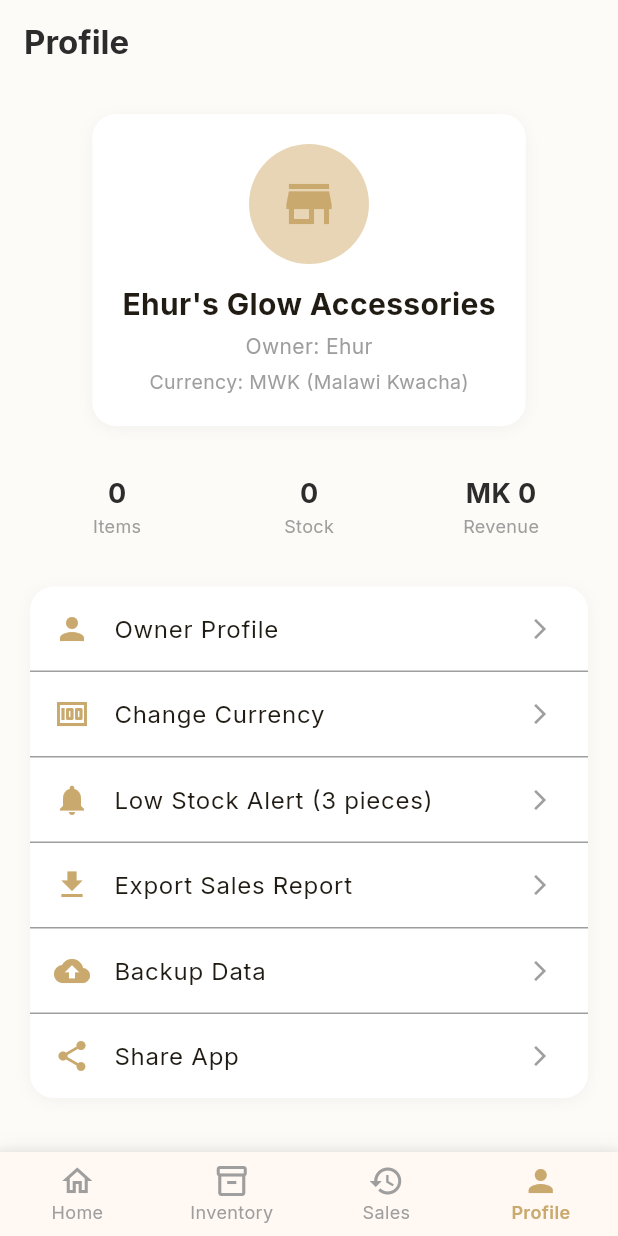
After one commit to MELISSAHZULU/Elnur-s-Glow, a Flutter app: the screen it shows after launch, item 4 of the bottom bar chosen, on a phone screen of 412 x 824 dp. The commit adds this screen. Run offline on Flutter 3.47's test engine with Material 3 defaults, Android fonts, the phone set to English and light mode, and no system bars; our stand-ins replace cloud_firestore, firebase_core, firebase_storage, google_fonts, image_picker; accounts and stored records are empty.

Commit message:
Initial commit: Ehur's Glow Accessories
Complete jewellery inventory and sales management app:
- 🔥 Firebase Firestore integration
- 💰 All prices in Malawi Kwacha (MWK)
- 📸 Add items with photos
- 👥 Customer name tracking
- 📊 Real-time revenue and profit dashboard
- 📅 Sales history with filters
- ⚡ Quick sell functionality

```diff
--- a/ehrus_glow/lib/main.dart
+++ b/ehrus_glow/lib/main.dart
@@ -1,122 +1,72 @@
 import 'package:flutter/material.dart';
+import 'package:firebase_core/firebase_core.dart';
+import 'package:google_fonts/google_fonts.dart';
+import 'screens/home_screen.dart';
+import 'screens/inventory_screen.dart';
+import 'screens/add_item_screen.dart';
+import 'screens/item_detail_screen.dart';
+import 'screens/sales_history_screen.dart';
+import 'screens/profile_screen.dart';
+import 'utils/constants.dart';
 
-void main() {
-  runApp(const MyApp());
+void main() async {
+  WidgetsFlutterBinding.ensureInitialized();
+
+  // Initialize Firebase with your Web configuration
+  await Firebase.initializeApp(
+    options: const FirebaseOptions(
+      apiKey: 'AIzaSyBpCZa9o3wgYyzVkOnjjlQNtAW7i482haI',
+      authDomain: 'elnur-s-glow.firebaseapp.com',
+      projectId: 'elnur-s-glow',
+      storageBucket: 'elnur-s-glow.firebasestorage.app',
+      messagingSenderId: '943860119463',
+      appId: '1:943860119463:web:6690063ca6d480abc7e882',
+      measurementId: 'G-T5NMJPZ8RW',
+    ),
+  );
+
+  runApp(const EhrusGlowApp());
 }
 
-class MyApp extends StatelessWidget {
-  const MyApp({super.key});
+class EhrusGlowApp extends StatelessWidget {
+  const EhrusGlowApp({super.key});
 
-  // This widget is the root of your application.
   @override
   Widget build(BuildContext context) {
     return MaterialApp(
-      title: 'Flutter Demo',
+      title: "Ehur's Glow Accessories",
+      debugShowCheckedModeBanner: false,
       theme: ThemeData(
-        // This is the theme of your application.
-        //
-        // TRY THIS: Try running your application with "flutter run". You'll see
-        // the application has a purple toolbar. Then, without quitting the app,
-        // try changing the seedColor in the colorScheme below to Colors.green
-        // and then invoke "hot reload" (save your changes or press the "hot
-        // reload" button in a Flutter-supported IDE, or press "r" if you used
-        // the command line to start the app).
-        //
-        // Notice that the counter didn't reset back to zero; the application
-        // state is not lost during the reload. To reset the state, use hot
-        // restart instead.
-        //
-        // This works for code too, not just values: Most code changes can be
-        // tested with just a hot reload.
-        colorScheme: .fromSeed(seedColor: Colors.deepPurple),
+        colorScheme: ColorScheme.fromSeed(
+          seedColor: AppColors.gold,
+          primary: AppColors.gold,
+          secondary: AppColors.charcoal,
+        ),
+        scaffoldBackgroundColor: AppColors.cream,
+        fontFamily: GoogleFonts.inter().fontFamily,
+        useMaterial3: true,
       ),
-      home: const MyHomePage(title: 'Flutter Demo Home Page'),
+      initialRoute: '/home',
+      routes: {
+        '/home': (context) => const HomeScreen(),
+        '/inventory': (context) => const InventoryScreen(),
+        '/sales': (context) => const SalesHistoryScreen(),
+        '/profile': (context) => const ProfileScreen(),
+      },
+      onGenerateRoute: (settings) {
+        if (settings.name == '/item_detail') {
+          final itemId = settings.arguments as String;
+          return MaterialPageRoute(
+            builder: (context) => ItemDetailScreen(itemId: itemId),
+          );
+        }
+        if (settings.name == '/add_item') {
+          return MaterialPageRoute(
+            builder: (context) => const AddItemScreen(),
+          );
+        }
+        return null;
+      },
     );
   }
 }
-
-class MyHomePage extends StatefulWidget {
-  const MyHomePage({super.key, required this.title});
-
-  // This widget is the home page of your application. It is stateful, meaning
-  // that it has a State object (defined below) that contains fields that affect
-  // how it looks.
-
-  // This class is the configuration for the state. It holds the values (in this
-  // case the title) provided by the parent (in this case the App widget) and
-  // used by the build method of the State. Fields in a Widget subclass are
-  // always marked "final".
-
-  final String title;
-
-  @override
-  State<MyHomePage> createState() => _MyHomePageState();
-}
-
-class _MyHomePageState extends State<MyHomePage> {
-  int _counter = 0;
-
-  void _incrementCounter() {
-    setState(() {
-      // This call to setState tells the Flutter framework that something has
-      // changed in this State, which causes it to rerun the build method below
-      // so that the display can reflect the updated values. If we changed
-      // _counter without calling setState(), then the build method would not be
-      // called again, and so nothing would appear to happen.
-      _counter++;
-    });
-  }
-
-  @override
-  Widget build(BuildContext context) {
-    // This method is rerun every time setState is called, for instance as done
-    // by the _incrementCounter method above.
-    //
-    // The Flutter framework has been optimized to make rerunning build methods
-    // fast, so that you can just rebuild anything that needs updating rather
-    // than having to individually change instances of widgets.
-    return Scaffold(
-      appBar: AppBar(
-        // TRY THIS: Try changing the color here to a specific color (to
-        // Colors.amber, perhaps?) and trigger a hot reload to see the AppBar
-        // change color while the other colors stay the same.
-        backgroundColor: Theme.of(context).colorScheme.inversePrimary,
-        // Here we take the value from the MyHomePage object that was created by
-        // the App.build method, and use it to set our appbar title.
-        title: Text(widget.title),
-      ),
-      body: Center(
-        // Center is a layout widget. It takes a single child and positions it
-        // in the middle of the parent.
-        child: Column(
-          // Column is also a layout widget. It takes a list of children and
-          // arranges them vertically. By default, it sizes itself to fit its
-          // children horizontally, and tries to be as tall as its parent.
-          //
-          // Column has various properties to control how it sizes itself and
-          // how it positions its children. Here we use mainAxisAlignment to
-          // center the children vertically; the main axis here is the vertical
-          // axis because Columns are vertical (the cross axis would be
-          // horizontal).
-          //
-          // TRY THIS: Invoke "debug painting" (choose the "Toggle Debug Paint"
-          // action in the IDE, or press "p" in the console), to see the
-          // wireframe for each widget.
-          mainAxisAlignment: .center,
-          children: [
-            const Text('You have pushed the button this many times:'),
-            Text(
-              '$_counter',
-              style: Theme.of(context).textTheme.headlineMedium,
-            ),
-          ],
-        ),
-      ),
-      floatingActionButton: FloatingActionButton(
-        onPressed: _incrementCounter,
-        tooltip: 'Increment',
-        child: const Icon(Icons.add),
-      ),
-    );
-  }
-}
--- a/ehrus_glow/lib/screens/home_screen.dart
+++ b/ehrus_glow/lib/screens/home_screen.dart
@@ -261,7 +261,7 @@ class _HomeScreenState extends State<HomeScreen> {
                   },
                 ),
               ),
-              const SizedBox(height: 16),
+              const SizedBox(height: 10),  // Reduced from 16 to 10
             ],
           ),
         ),
--- /dev/null
+++ b/ehrus_glow/lib/screens/profile_screen.dart
@@ -0,0 +1,199 @@
+import 'package:flutter/material.dart';
+import 'package:cloud_firestore/cloud_firestore.dart';
+import '../utils/constants.dart';
+import '../widgets/bottom_nav_bar.dart';
+
+class ProfileScreen extends StatefulWidget {
+  const ProfileScreen({super.key});
+
+  @override
+  State<ProfileScreen> createState() => _ProfileScreenState();
+}
+
+class _ProfileScreenState extends State<ProfileScreen> {
+  int _currentIndex = 3;
+
+  @override
+  Widget build(BuildContext context) {
+    return Scaffold(
+      backgroundColor: AppColors.cream,
+      appBar: AppBar(
+        backgroundColor: AppColors.cream,
+        elevation: 0,
+        title: const Text(
+          'Profile',
+          style: TextStyle(fontSize: 22, fontWeight: FontWeight.bold, color: AppColors.charcoal),
+        ),
+      ),
+      body: SingleChildScrollView(  // ← WRAPPED WITH SingleChildScrollView TO FIX OVERFLOW
+        padding: const EdgeInsets.all(20.0),
+        child: Column(
+          children: [
+            // Business Name Card
+            Container(
+              padding: const EdgeInsets.all(20),
+              decoration: BoxDecoration(
+                color: Colors.white,
+                borderRadius: BorderRadius.circular(16),
+                boxShadow: [
+                  BoxShadow(
+                    color: Colors.black.withOpacity(0.04),
+                    blurRadius: 8,
+                    offset: const Offset(0, 2),
+                  ),
+                ],
+              ),
+              child: Column(
+                children: [
+                  const CircleAvatar(
+                    radius: 40,
+                    backgroundColor: AppColors.goldLight,
+                    child: Icon(Icons.store, size: 40, color: AppColors.gold),
+                  ),
+                  const SizedBox(height: 12),
+                  const Text(
+                    "Ehur's Glow Accessories",
+                    style: TextStyle(fontSize: 20, fontWeight: FontWeight.bold),
+                  ),
+                  const SizedBox(height: 4),
+                  Text(
+                    'Owner: Ehur',
+                    style: TextStyle(color: AppColors.grey),
+                  ),
+                  const SizedBox(height: 4),
+                  Text(
+                    'Currency: MWK (Malawi Kwacha)',
+                    style: TextStyle(color: AppColors.grey, fontSize: 13),
+                  ),
+                ],
+              ),
+            ),
+            const SizedBox(height: 20),
+
+            // Stats Cards
+            StreamBuilder<QuerySnapshot>(
+              stream: FirebaseFirestore.instance.collection('items').snapshots(),
+              builder: (context, itemSnapshot) {
+                int totalItems = itemSnapshot.hasData ? itemSnapshot.data!.docs.length : 0;
+                int totalStock = 0;
+                if (itemSnapshot.hasData) {
+                  totalStock = itemSnapshot.data!.docs
+                      .fold(0, (sum, doc) => sum + (doc['stock_quantity'] as int? ?? 0));
+                }
+
+                return StreamBuilder<QuerySnapshot>(
+                  stream: FirebaseFirestore.instance.collection('transactions').snapshots(),
+                  builder: (context, txnSnapshot) {
+                    int totalRevenue = 0;
+                    if (txnSnapshot.hasData) {
+                      for (var doc in txnSnapshot.data!.docs) {
+                        totalRevenue += (doc['total_revenue'] as int? ?? 0);
+                      }
+                    }
+
+                    return Row(
+                      children: [
+                        _buildProfileStat('Items', totalItems.toString()),
+                        const SizedBox(width: 12),
+                        _buildProfileStat('Stock', totalStock.toString()),
+                        const SizedBox(width: 12),
+                        _buildProfileStat('Revenue', AppConstants.formatMwk(totalRevenue)),
+                      ],
+                    );
+                  },
+                );
+              },
+            ),
+            const SizedBox(height: 20),
+
+            // Settings Options - FIXED ListTile issue
+            Container(
+              decoration: BoxDecoration(
+                color: Colors.white,
+                borderRadius: BorderRadius.circular(16),
+                boxShadow: [
+                  BoxShadow(
+                    color: Colors.black.withOpacity(0.04),
+                    blurRadius: 8,
+                    offset: const Offset(0, 2),
+                  ),
+                ],
+              ),
+              child: Column(
+                children: [
+                  _buildSettingsTile(Icons.person, 'Owner Profile', () {}),
+                  const Divider(height: 1, thickness: 1, color: Colors.grey),
+                  _buildSettingsTile(Icons.money, 'Change Currency', () {}),
+                  const Divider(height: 1, thickness: 1, color: Colors.grey),
+                  _buildSettingsTile(Icons.notifications, 'Low Stock Alert (3 pieces)', () {}),
+                  const Divider(height: 1, thickness: 1, color: Colors.grey),
+                  _buildSettingsTile(Icons.file_download, 'Export Sales Report', () {
+                    ScaffoldMessenger.of(context).showSnackBar(
+                      const SnackBar(content: Text('📊 Report export feature coming soon!')),
+                    );
+                  }),
+                  const Divider(height: 1, thickness: 1, color: Colors.grey),
+                  _buildSettingsTile(Icons.backup, 'Backup Data', () {
+                    ScaffoldMessenger.of(context).showSnackBar(
+                      const SnackBar(content: Text('💾 Data backed up to Firebase automatically!')),
+                    );
+                  }),
+                  const Divider(height: 1, thickness: 1, color: Colors.grey),
+                  _buildSettingsTile(Icons.share, 'Share App', () {
+                    ScaffoldMessenger.of(context).showSnackBar(
+                      const SnackBar(content: Text('📱 Share feature coming soon!')),
+                    );
+                  }),
+                ],
+              ),
+            ),
+            const SizedBox(height: 20), // Extra bottom padding
+          ],
+        ),
+      ),
+      bottomNavigationBar: BottomNavBar(
+        currentIndex: _currentIndex,
+        onTap: (index) {
+          setState(() => _currentIndex = index);
+          switch (index) {
+            case 0: Navigator.pushReplacementNamed(context, '/home'); break;
+            case 1: Navigator.pushReplacementNamed(context, '/inventory'); break;
+            case 2: Navigator.pushReplacementNamed(context, '/sales'); break;
+            case 3: break;
+          }
+        },
+      ),
+    );
+  }
+
+  Widget _buildProfileStat(String label, String value) {
+    return Expanded(
+      child: Container(
+        padding: const EdgeInsets.symmetric(vertical: 12),
+        decoration: BoxDecoration(
+          color: AppColors.cream,
+          borderRadius: BorderRadius.circular(12),
+        ),
+        child: Column(
+          children: [
+            Text(value, style: const TextStyle(fontSize: 18, fontWeight: FontWeight.bold, color: AppColors.charcoal)),
+            Text(label, style: TextStyle(fontSize: 12, color: AppColors.grey)),
+          ],
+        ),
+      ),
+    );
+  }
+
+  // FIXED: Added Material wrapper to fix ListTile warning
+  Widget _buildSettingsTile(IconData icon, String title, VoidCallback onTap) {
+    return Material(
+      color: Colors.transparent,
+      child: ListTile(
+        leading: Icon(icon, color: AppColors.gold),
+        title: Text(title),
+        trailing: const Icon(Icons.arrow_forward_ios, size: 16, color: AppColors.grey),
+        onTap: onTap,
+      ),
+    );
+  }
+}
```
Also changed, not shown: ehrus_glow/pubspec.yaml (+24 -73 lines), ehrus_glow/pubspec.lock, 5 other files.
